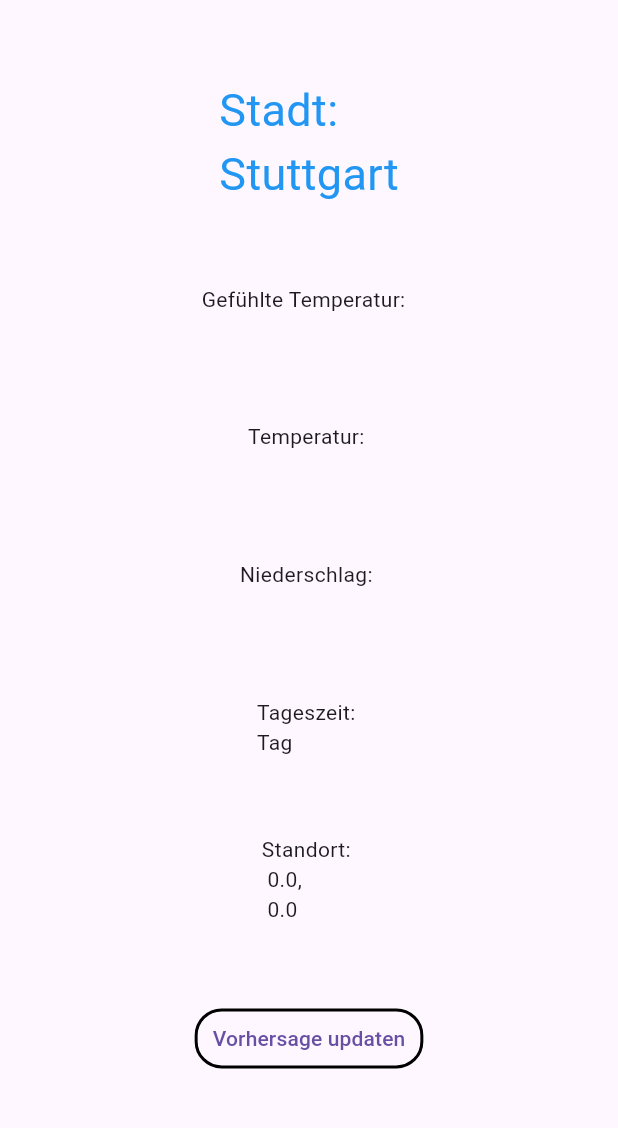
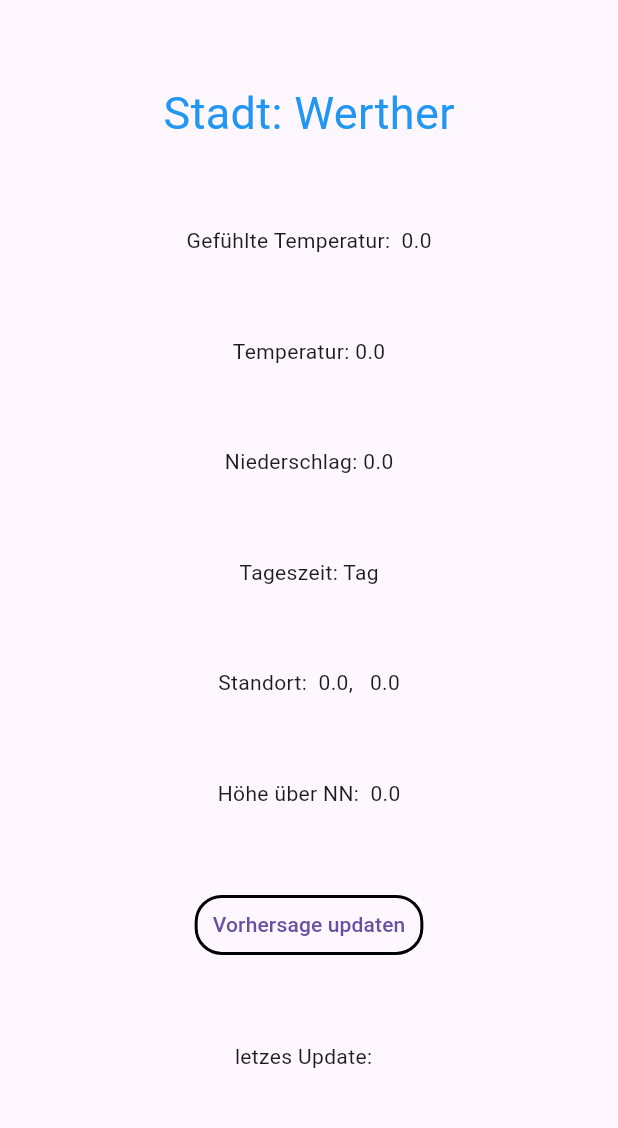
Before and after one commit to JakobAdrian/wetter_app_asynchron, a Flutter app: the screen it shows after launch, after a tap on "Vorhersage updaten", on a phone screen of 412 x 824 dp, the part 84-1212 px from its top. Run offline on Flutter 3.47's test engine with Material 3 defaults, Android fonts, the phone set to English and light mode, and no system bars; network calls fail.

```diff
--- a/lib/data/repository.dart
+++ b/lib/data/repository.dart
@@ -1,38 +1,58 @@
 import 'dart:convert';
 
-const jsonString = """
- {
-     "latitude": 48.78,
-     "longitude": 9.18,
-     "current": {
-         "time": "2024-01-12T11:45",
-         "temperature_2m": -3.6,
-         "apparent_temperature": -7.0,
-         "is_day": 1,
-         "precipitation": 12.00
-     }
- }
-  """;
+import 'package:flutter/material.dart';
+import 'package:http/http.dart' as http;
 
 class WeatherRepository {
+  static const _apiKey =
+      "https://api.open-meteo.com/v1/forecast?latitude=52.0777&longitude=8.4179&current=temperature_2m,apparent_temperature,is_day,precipitation,rain&hourly=is_day,sunshine_duration&timezone=Europe%2FBerlin&forecast_hours=24";
+
+// API Response:
+// {"latitude":48.78,
+// "longitude":9.18,
+// "generationtime_ms":0.05698204040527344,
+// "utc_offset_seconds":7200,
+// "timezone":"Europe/Berlin","timezone_abbreviation":"CEST",
+// "elevation":247.0,
+// "current_units":{
+// "time":"iso8601","interval":"seconds","temperature_2m":"°C","apparent_temperature":"°C","is_day":"","precipitation":"mm"},
+// "current":{
+//   "time":"2024-04-09T15:15",
+//   "interval":900,
+//   "temperature_2m":12.1,
+//   "apparent_temperature":8.6,
+//   "is_day":1,
+//   "precipitation":0.00}
+// }
+
   Future<Weather> getWeather() async {
-    await Future.delayed(Duration(seconds: 2)); // einfach nur zum Testen
-    return Weather.fromJson(json.decode(jsonString));
+    final response = await http.get(Uri.parse(_apiKey));
+    if (response.statusCode == 200) {
+      final json = jsonDecode(response.body);
+      print(response.body);
+      return Weather.fromJson(json);
+    } else {
+      throw Exception("Failed to load weather");
+    }
   }
 }
 // erst einmal auseinandernehmen, da "current" und "weather" zwei verschiedene Dinge sind
 
 class Weather {
+  final double elevation;
   final double latitude;
   final double longitude;
+
   final CurrentWeather current;
   Weather({
+    required this.elevation,
     required this.latitude,
     required this.longitude,
     required this.current,
   });
   factory Weather.fromJson(Map<String, dynamic> json) {
     return Weather(
+      elevation: json["elevation"],
       latitude: json["latitude"],
       longitude: json["longitude"],
       current: CurrentWeather.fromJson(json["current"]),
@@ -41,9 +61,9 @@ class Weather {
 }
 
 class CurrentWeather {
-  final DateTime time;
+  final String time;
   final double temperature;
-  final double apparentTemperature;
+  final double apparentTemperature; // gefühlte Temperatur
   final bool isDay;
   final double precipitation; // Niederschlag
   CurrentWeather({
@@ -55,13 +75,11 @@ class CurrentWeather {
   });
   factory CurrentWeather.fromJson(Map<String, dynamic> json) {
     return CurrentWeather(
-      time: DateTime.parse(json["time"]),
+      time: json["time"],
       temperature: json["temperature_2m"],
       apparentTemperature: json["apparent_temperature"],
       isDay: json["is_day"] == 1,
       precipitation: json["precipitation"],
     );
   }
-
-
 }
--- a/lib/home/home_page.dart
+++ b/lib/home/home_page.dart
@@ -11,9 +11,11 @@ class MyHomePage extends StatefulWidget {
 }
 
 class _MyHomePageState extends State<MyHomePage> {
-  String apparentTemperature = "";
-  String temperature = "";
-  String precipitation = "";
+  double elevation = 0.0;
+  String time = "";
+  double apparentTemperature = 0.0;
+  double temperature = 0.0;
+  double precipitation = 0.0;
   bool isDay = true;
   double latitude = 0.0;
   double longitude = 0.0;
@@ -24,9 +26,11 @@ class _MyHomePageState extends State<MyHomePage> {
   void fetchWeather() async {
     weather = await weatherRepo.getWeather();
     setState(() {
-      apparentTemperature = weather.current.apparentTemperature.toString();
-      temperature = weather.current.temperature.toString();
-      precipitation = weather.current.precipitation.toString();
+      elevation = weather.elevation;
+      time = weather.current.time.toString();
+      apparentTemperature = weather.current.apparentTemperature;
+      temperature = weather.current.temperature;
+      precipitation = weather.current.precipitation;
       isDay = weather.current.isDay;
       latitude = weather.latitude;
       longitude = weather.longitude;
@@ -46,26 +50,27 @@ class _MyHomePageState extends State<MyHomePage> {
           mainAxisAlignment: MainAxisAlignment.spaceEvenly,
           children: <Widget>[
             const Text(
-              "Stadt: \nStuttgart",
+              "Stadt: Werther",
               style: TextStyle(
                 fontSize: 30,
                 color: Colors.blue,
               ),
             ),
-            Text("Gefühlte Temperatur:  \n$apparentTemperature"),
+            Text("Gefühlte Temperatur:  $apparentTemperature"),
             Text(
-              "Temperatur: \n$temperature",
+              "Temperatur: $temperature",
             ),
             Text(
-              "Niederschlag: \n$precipitation",
+              "Niederschlag: $precipitation",
             ),
             Text(
-              isDay ? "Tageszeit: \nTag" : "Tageszeit: \nNacht",
+              isDay ? "Tageszeit: Tag" : "Tageszeit: Nacht",
             ),
-            Center(
-              child: Text(
-                "Standort: \n $latitude,  \n $longitude",
-              ),
+            Text(
+              "Standort:  $latitude,   $longitude",
+            ),
+            Text(
+              "Höhe über NN:  $elevation",
             ),
             TextButton(
               onPressed: () {
@@ -84,6 +89,7 @@ class _MyHomePageState extends State<MyHomePage> {
               ),
               child: const Text("Vorhersage updaten"),
             ),
+            Text("letzes Update:  $time"),
           ],
         ),
       ),
--- a/pubspec.yaml
+++ b/pubspec.yaml
@@ -35,6 +35,7 @@ dependencies:
   # The following adds the Cupertino Icons font to your application.
   # Use with the CupertinoIcons class for iOS style icons.
   cupertino_icons: ^1.0.6
+  http: ^1.2.1
 
 dev_dependencies:
   flutter_test:
```
Also changed, not shown: pubspec.lock.
